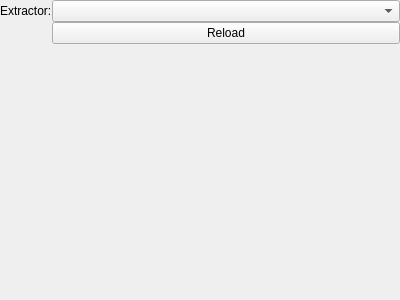
Before: the Qt Designer form src/extractoreditorwidget.ui in KDE/kitinerary-workbench, drawn with Qt 5.
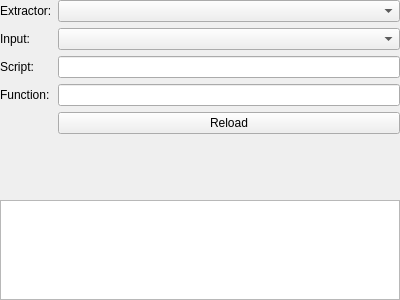
After: the same form once the commit is applied.

Commit message: Show extractor details and filters in the extractor editor

Patch:
```diff
--- a/src/extractoreditorwidget.ui
+++ b/src/extractoreditorwidget.ui
@@ -11,9 +11,6 @@
    </rect>
   </property>
   <layout class="QVBoxLayout" name="topLayout">
-   <property name="spacing">
-    <number>0</number>
-   </property>
    <property name="leftMargin">
     <number>0</number>
    </property>
@@ -41,7 +38,46 @@
      <item row="0" column="1">
       <widget class="QComboBox" name="extractorCombobox"/>
      </item>
+     <item row="1" column="0">
+      <widget class="QLabel" name="label_4">
+       <property name="text">
+        <string>Input:</string>
+       </property>
+       <property name="buddy">
+        <cstring>inputType</cstring>
+       </property>
+      </widget>
+     </item>
      <item row="1" column="1">
+      <widget class="QComboBox" name="inputType"/>
+     </item>
+     <item row="2" column="0">
+      <widget class="QLabel" name="label_2">
+       <property name="text">
+        <string>Script:</string>
+       </property>
+       <property name="buddy">
+        <cstring>scriptEdit</cstring>
+       </property>
+      </widget>
+     </item>
+     <item row="2" column="1">
+      <widget class="QLineEdit" name="scriptEdit"/>
+     </item>
+     <item row="3" column="0">
+      <widget class="QLabel" name="label_3">
+       <property name="text">
+        <string>Function:</string>
+       </property>
+       <property name="buddy">
+        <cstring>functionEdit</cstring>
+       </property>
+      </widget>
+     </item>
+     <item row="3" column="1">
+      <widget class="QLineEdit" name="functionEdit"/>
+     </item>
+     <item row="4" column="1">
       <widget class="QPushButton" name="reloadButton">
        <property name="text">
         <string>Reload</string>
@@ -50,6 +86,25 @@
      </item>
     </layout>
    </item>
+   <item>
+    <widget class="QTreeView" name="filterView">
+     <property name="sizePolicy">
+      <sizepolicy hsizetype="Expanding" vsizetype="Preferred">
+       <horstretch>0</horstretch>
+       <verstretch>0</verstretch>
+      </sizepolicy>
+     </property>
+     <property name="maximumSize">
+      <size>
+       <width>16777215</width>
+       <height>100</height>
+      </size>
+     </property>
+     <property name="rootIsDecorated">
+      <bool>false</bool>
+     </property>
+    </widget>
+   </item>
   </layout>
  </widget>
  <resources/>
```
The commit also changes 2 other files.
